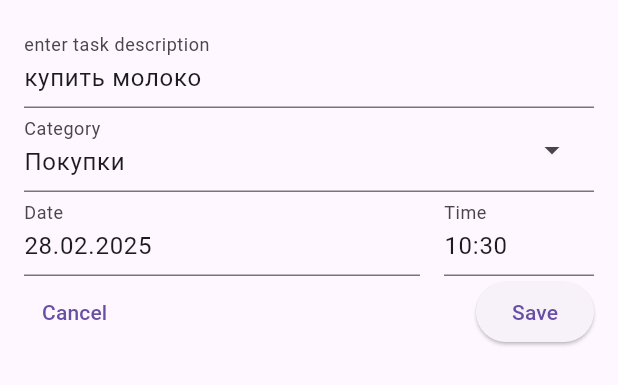
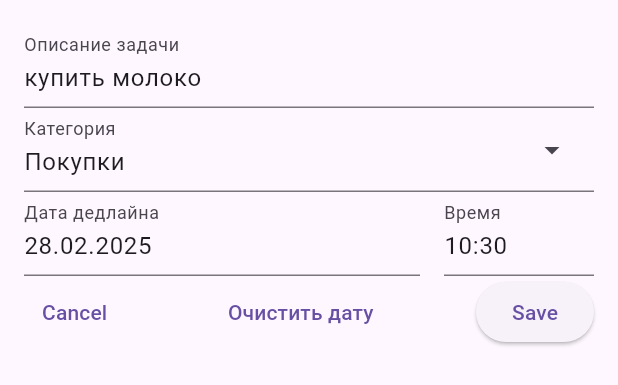
Before and after one commit to DonErnest/todo_list, a Flutter app: the TaskForm widget shown alone on an empty page, opened directly with sample values from the repository, on a phone screen of 412 x 824 dp. Shown: the top 385 px of the screen. Run offline on Flutter 3.47's test engine with Material 3 defaults, Android fonts, the phone set to English and light mode, and no system bars; our stand-ins replace fl_chart, flutter_slidable.

Commit message:
Added clear deadline button to the form based on the comments to the previous homework

```diff
--- a/lib/screens/task_form.dart
+++ b/lib/screens/task_form.dart
@@ -111,6 +111,15 @@ class _TaskFormState extends State<TaskForm> {
     }
   }
 
+  void onClearDate() {
+    setState(() {
+      selectedDate = null;
+      selectedTimeOfDay = null;
+      deadLineDateController.text = "";
+      deadLineTimeController.text = "";
+    });
+  }
+
   @override
   void dispose() {
     descriptionController.dispose();
@@ -136,12 +145,12 @@ class _TaskFormState extends State<TaskForm> {
               onChanged: (value) => setState(() => taskDescription = value),
               maxLines: 1,
               decoration: const InputDecoration(
-                label: Text("enter task description"),
+                label: Text("Описание задачи"),
               ),
             ),
             DropdownMenu(
               expandedInsets: EdgeInsets.zero,
-              label: Text("Category"),
+              label: Text("Категория"),
               inputDecorationTheme: theme.inputDecorationTheme,
               dropdownMenuEntries: categories
                   .map(
@@ -166,7 +175,7 @@ class _TaskFormState extends State<TaskForm> {
                     readOnly: true,
                     controller: deadLineDateController,
                     decoration: InputDecoration(
-                      label: Text('Date'),
+                      label: Text('Дата дедлайна'),
                     ),
                   ),
                 ),
@@ -178,16 +187,17 @@ class _TaskFormState extends State<TaskForm> {
                     readOnly: true,
                     controller: deadLineTimeController,
                     decoration: InputDecoration(
-                      label: Text('Time'),
+                      label: Text('Время'),
                     ),
                   ),
                 ),
               ],
             ),
             Row(
+              mainAxisAlignment: MainAxisAlignment.spaceBetween,
               children: [
                 TextButton(onPressed: onCanceled, child: Text('Cancel')),
-                const Spacer(),
+                TextButton(onPressed: onClearDate, child: Text('Очистить дату')),
                 ElevatedButton(
                   onPressed: onSaved,
                   child: const Text("Save"),
```
